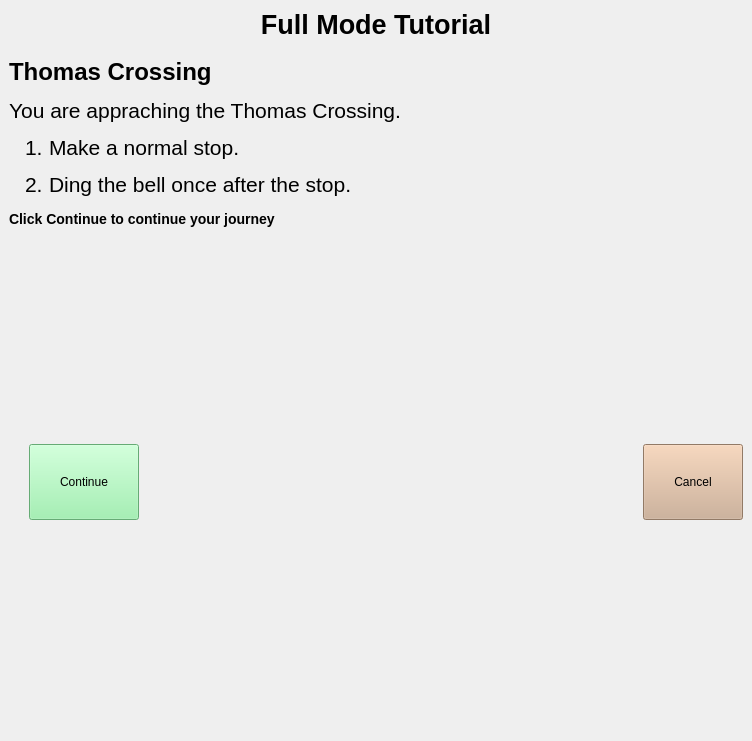
oualline/trolley.sim, file full.8.ui: the form before one commit.
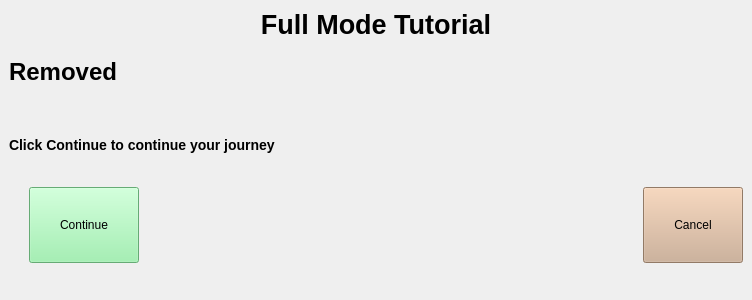
The form after the commit. Icons and pictures are not drawn.

Commit message: Minor fixes with sound and stop bells.

```diff
--- a/full.8.ui
+++ b/full.8.ui
@@ -10,7 +10,7 @@
     <x>0</x>
     <y>0</y>
     <width>752</width>
-    <height>741</height>
+    <height>300</height>
    </rect>
   </property>
   <property name="windowTitle">
@@ -26,15 +26,11 @@
          <string>&lt;!DOCTYPE HTML PUBLIC &quot;-//W3C//DTD HTML 4.0//EN&quot; &quot;http://www.w3.org/TR/REC-html40/strict.dtd&quot;&gt;
 &lt;html&gt;&lt;head&gt;&lt;meta name=&quot;qrichtext&quot; content=&quot;1&quot; /&gt;&lt;style type=&quot;text/css&quot;&gt;
 p, li { white-space: pre-wrap; }
-&lt;/style&gt;&lt;/head&gt;&lt;body style=&quot; font-family:'Ubuntu'; font-size:16pt; font-weight:400; font-style:normal;&quot;&gt;
+&lt;/style&gt;&lt;/head&gt;&lt;body style=&quot; font-family:'Ubuntu'; font-size:10pt; font-weight:400; font-style:normal;&quot;&gt;
 &lt;p align=&quot;center&quot; style=&quot; margin-top:12px; margin-bottom:12px; margin-left:0px; margin-right:0px; -qt-block-indent:0; text-indent:0px;&quot;&gt;&lt;span style=&quot; font-size:20pt; font-weight:600;&quot;&gt;Full Mode Tutorial&lt;/span&gt;&lt;/p&gt;
-&lt;h1 style=&quot; margin-top:18px; margin-bottom:12px; margin-left:0px; margin-right:0px; -qt-block-indent:0; text-indent:0px;&quot;&gt;&lt;span style=&quot; font-size:xx-large; font-weight:600;&quot;&gt;Thomas Crossing&lt;/span&gt;&lt;/h1&gt;
-&lt;p&gt;You are appraching the Thomas Crossing. &lt;/p&gt;
-&lt;ol style=&quot;margin-top: 0px; margin-bottom: 0px; margin-left: 0px; margin-right: 0px; -qt-list-indent: 1;&quot;&gt;
-&lt;li style=&quot;&quot; style=&quot; margin-top:0px; margin-bottom:12px; margin-left:0px; margin-right:0px; -qt-block-indent:0; text-indent:0px;&quot;&gt;Make a normal stop.&lt;/li&gt;
-&lt;li style=&quot;&quot; style=&quot; margin-top:0px; margin-bottom:12px; margin-left:0px; margin-right:0px; -qt-block-indent:0; text-indent:0px;&quot;&gt;Ding the bell once after the stop.&lt;/li&gt;&lt;/ol&gt;
-&lt;p&gt;&lt;img src=&quot;image/full.8.png&quot; height=&quot;400&quot;&gt;&lt;/p&gt;
-&lt;h3 style=&quot; margin-top:14px; margin-bottom:12px; margin-left:0px; margin-right:0px; -qt-block-indent:0; text-indent:0px;&quot;&gt;&lt;span style=&quot; font-size:large; font-weight:600;&quot;&gt;Click Continue to continue your journey&lt;/span&gt;&lt;/h3&gt;&lt;/body&gt;&lt;/html&gt;</string>
+&lt;h1 style=&quot; margin-top:18px; margin-bottom:12px; margin-left:0px; margin-right:0px; -qt-block-indent:0; text-indent:0px;&quot;&gt;&lt;span style=&quot; font-size:16pt; font-weight:600;&quot;&gt;Removed&lt;/span&gt;&lt;/h1&gt;
+&lt;p style=&quot;-qt-paragraph-type:empty; margin-top:12px; margin-bottom:12px; margin-left:0px; margin-right:0px; -qt-block-indent:0; text-indent:0px; font-size:16pt;&quot;&gt;&lt;br /&gt;&lt;/p&gt;
+&lt;h3 style=&quot; margin-top:14px; margin-bottom:12px; margin-left:0px; margin-right:0px; -qt-block-indent:0; text-indent:0px;&quot;&gt;&lt;span style=&quot; font-size:16pt; font-weight:600;&quot;&gt;Click Continue to continue your journey&lt;/span&gt;&lt;/h3&gt;&lt;/body&gt;&lt;/html&gt;</string>
         </property>
         <property name="wordWrap">
          <bool>true</bool>
```
The commit also changes 3 other files.
